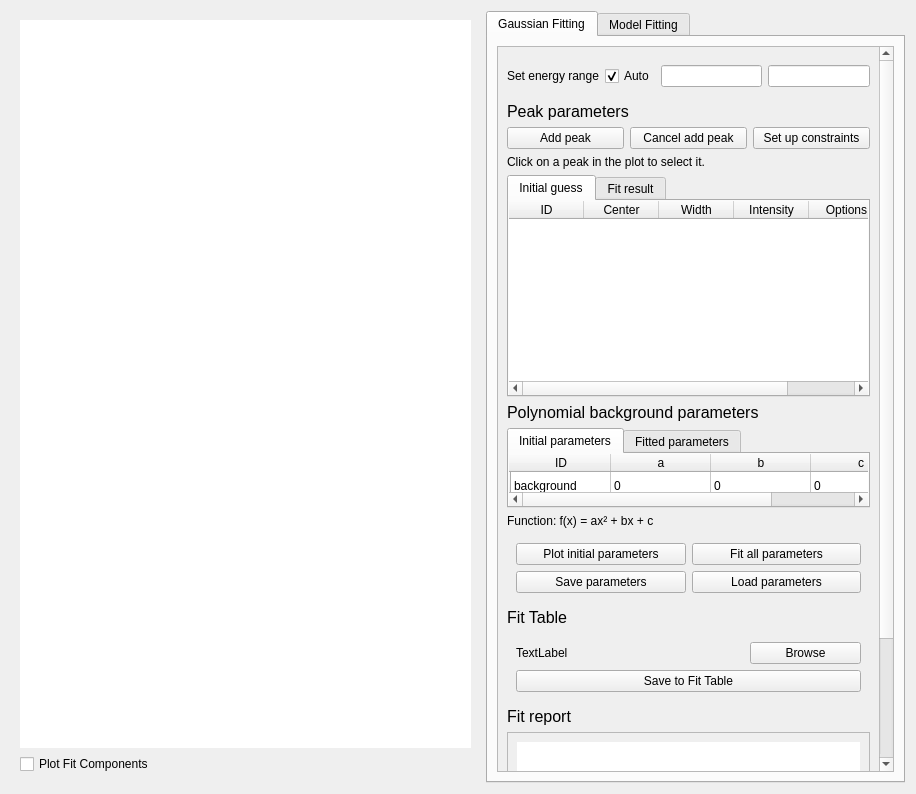
This is src/EVA/gui/ui_files/peakfit.ui in ISISMuon/EVA as Qt 5 draws it before an edit. The edited form follows.
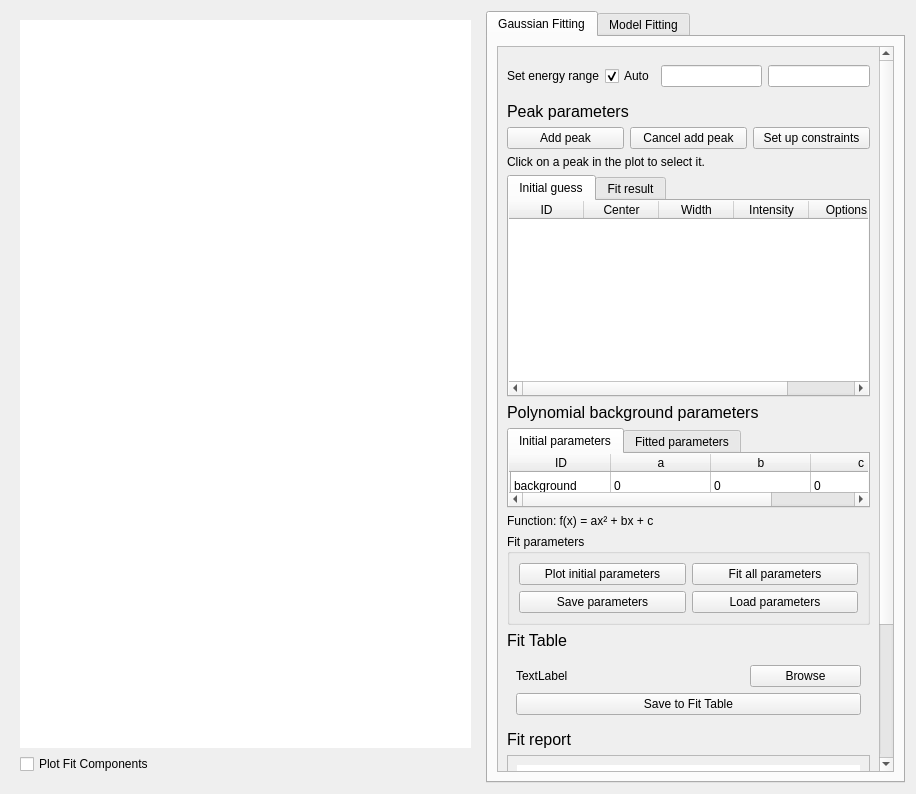
This is the edited form. Custom widgets are drawn as their Qt base class.

Commit message: Fix minor bugs in peakfit window

Diff of the .ui file:
```diff
--- a/src/EVA/gui/ui_files/peakfit.ui
+++ b/src/EVA/gui/ui_files/peakfit.ui
@@ -73,9 +73,9 @@
           <property name="geometry">
            <rect>
             <x>0</x>
-            <y>-172</y>
+            <y>0</y>
             <width>422</width>
-            <height>899</height>
+            <height>917</height>
            </rect>
           </property>
           <layout class="QVBoxLayout" name="verticalLayout_12">
@@ -526,7 +526,10 @@
             </widget>
            </item>
            <item>
-            <widget class="QWidget" name="plot_fit_buttons" native="true">
+            <widget class="QGroupBox" name="plot_fit_buttons">
+             <property name="title">
+              <string>Fit parameters</string>
+             </property>
              <layout class="QGridLayout" name="gridLayout">
               <item row="4" column="0">
                <widget class="QPushButton" name="save_params_button">
```
The commit also changes 4 other files.
